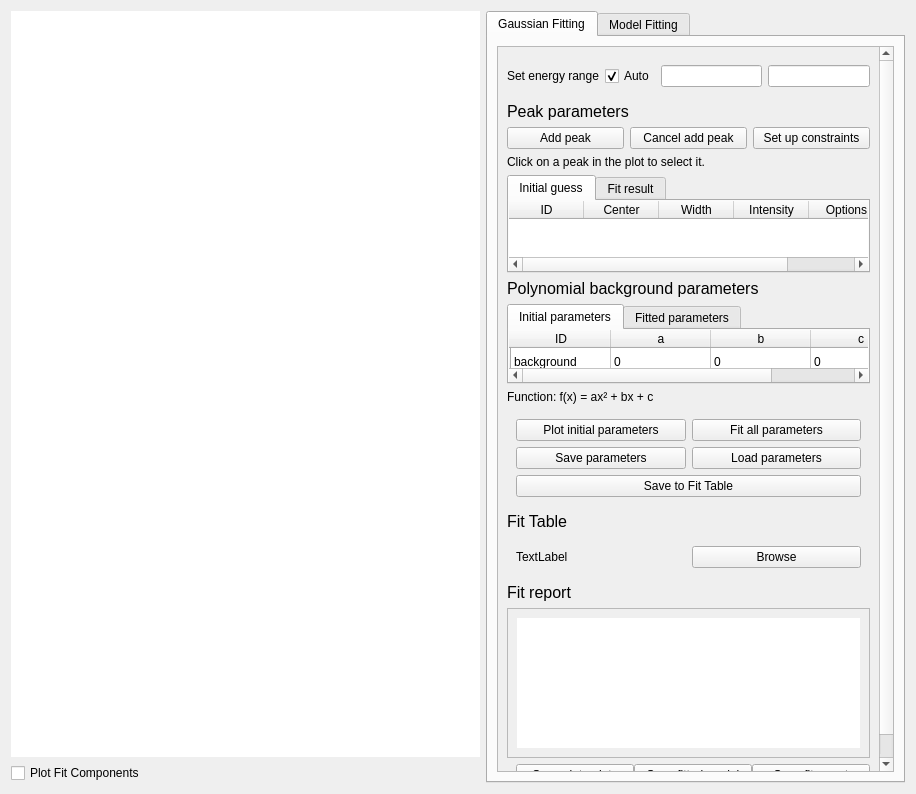
First picture: the form in src/EVA/gui/ui_files/peakfit.ui, repository ISISMuon/EVA, before the edit.
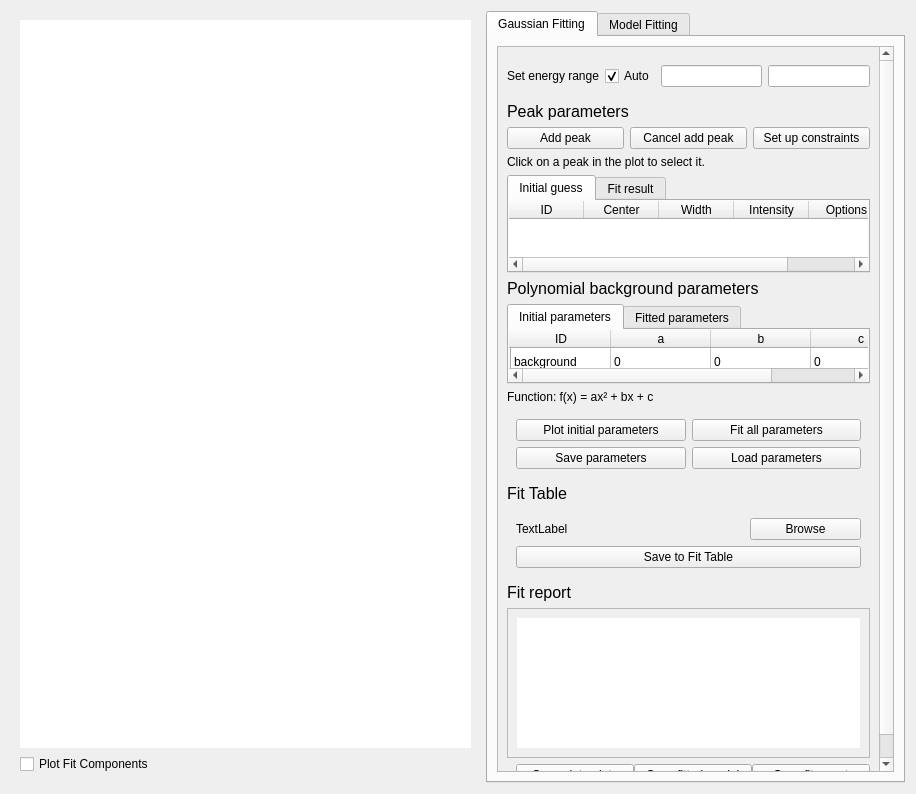
Second picture: the form after the edit. The open tabs and pages were chosen to show the change. Custom widgets are drawn as their Qt base class.

Commit message: Improve error handling for all peakfit buttons, add custom extensions for all save functions

What changed in the file:
```diff
--- a/src/EVA/gui/ui_files/peakfit.ui
+++ b/src/EVA/gui/ui_files/peakfit.ui
@@ -15,6 +15,7 @@
   </property>
   <layout class="QHBoxLayout" name="horizontalLayout">
    <item>
+    <widget class="QWidget" name="plot_widget" native="true">
     <layout class="QVBoxLayout" name="verticalLayout_12">
      <item>
       <widget class="QStackedWidget" name="plot_container_widget">
@@ -39,6 +40,7 @@
       </widget>
      </item>
     </layout>
+    </widget>
    </item>
    <item>
     <widget class="QTabWidget" name="side_panel_tabs">
@@ -535,13 +537,6 @@
                 </property>
                </widget>
               </item>
-              <item row="5" column="0" colspan="2">
-               <widget class="QPushButton" name="save_param_to_fit_table_button">
-                <property name="text">
-                 <string>Save to Fit Table</string>
-                </property>
-               </widget>
-              </item>
              </layout>
             </widget>
            </item>
@@ -568,8 +563,8 @@
              <property name="mouseTracking">
               <bool>false</bool>
              </property>
-             <layout class="QHBoxLayout" name="horizontalLayout_4">
-              <item>
+             <layout class="QGridLayout" name="gridLayout_8">
+              <item row="0" column="0">
                <widget class="QLabel" name="loaded_fit_table_label">
                 <property name="sizePolicy">
                  <sizepolicy hsizetype="Minimum" vsizetype="Fixed">
@@ -582,7 +577,7 @@
                 </property>
                </widget>
               </item>
-              <item>
+              <item row="0" column="2">
                <widget class="QPushButton" name="fit_table_select_button">
                 <property name="sizePolicy">
                  <sizepolicy hsizetype="Minimum" vsizetype="Fixed">
@@ -595,6 +590,13 @@
                 </property>
                </widget>
               </item>
+              <item row="1" column="0" colspan="3">
+               <widget class="QPushButton" name="save_param_to_fit_table_button">
+                <property name="text">
+                 <string>Save to Fit Table</string>
+                </property>
+               </widget>
+              </item>
              </layout>
             </widget>
            </item>
```
Left out of the diff: 2 changed lines with no effect on the pictures. Lines whose indentation alone changed are shown as unchanged. The commit also changes 4 other files.
